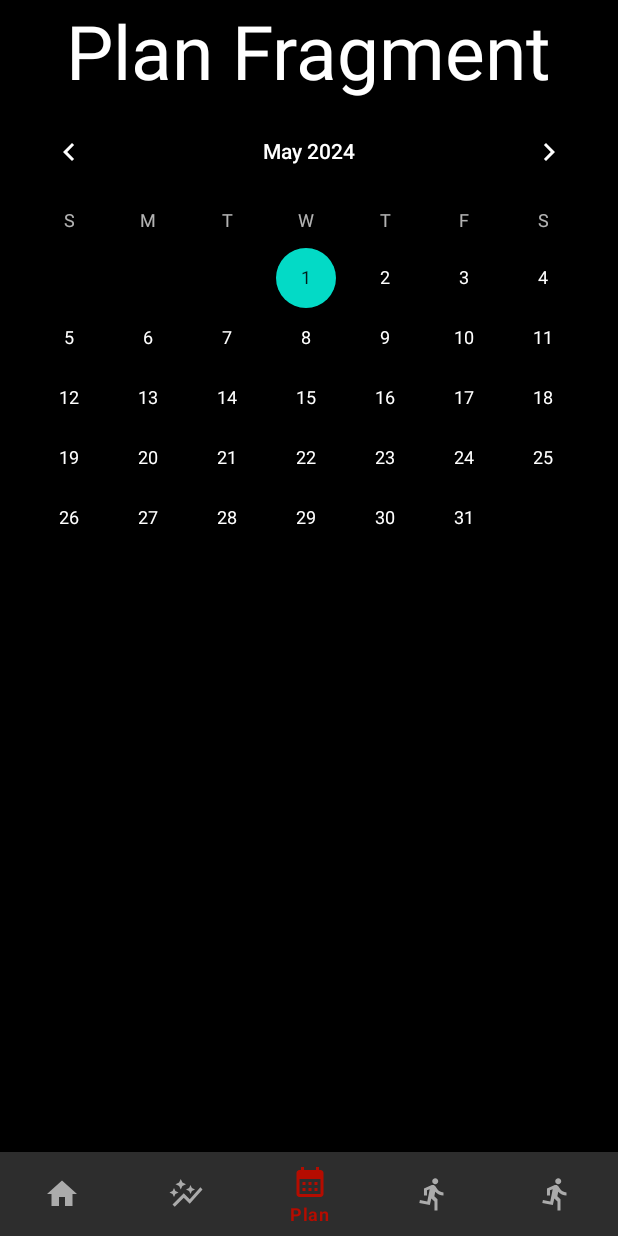
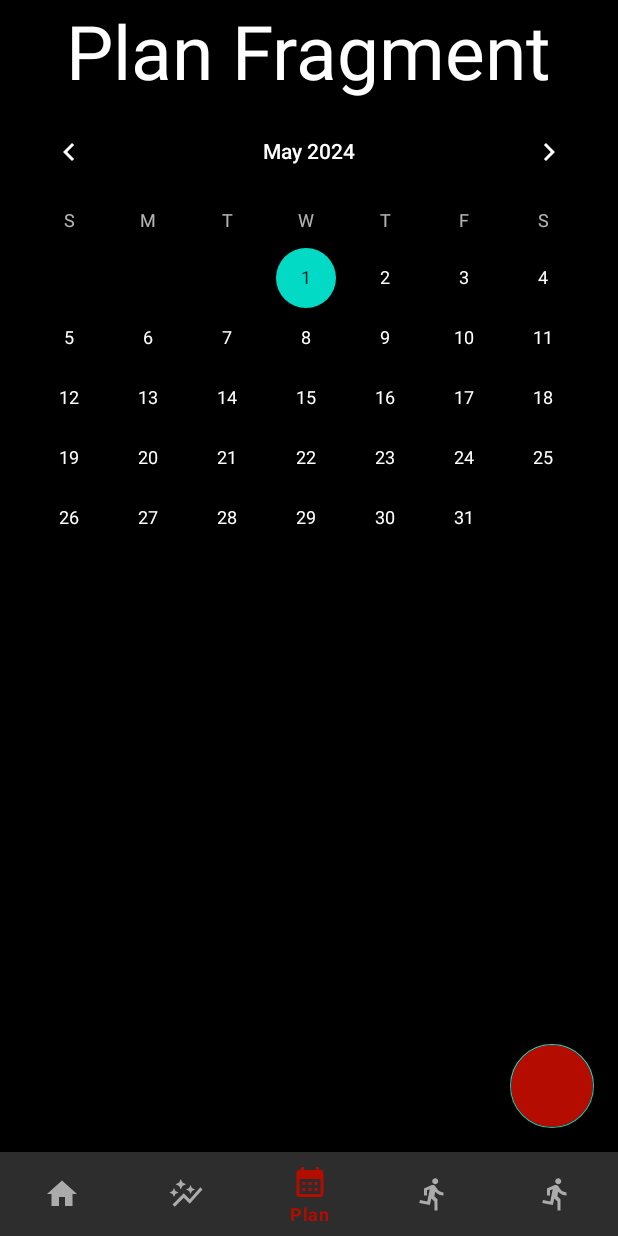
Before and after one commit to apchuhu/FitnessTracker, an Android app: the screen it shows after launch once a user with an empty profile is signed in (MainActivity), item 3 of the bottom bar chosen, on a phone screen of 412 x 824 dp. Run offline under Robolectric (Android 15) with nearby library versions, the phone set to English and light mode, and no system bars; our stand-ins replace Firebase (no records; nobody signed in at launch, a user with empty details on screens opened directly).

Commit message:
Updates PlanFragment
Adds a button where the user can input entries through a popup window.

```diff
--- a/app/src/main/java/com/example/fitnesstracker/PlanFragment.java
+++ b/app/src/main/java/com/example/fitnesstracker/PlanFragment.java
@@ -1,21 +1,30 @@
 package com.example.fitnesstracker;
 
+import android.app.AlertDialog;
+import android.content.DialogInterface;
 import android.os.Bundle;
 
 import androidx.annotation.NonNull;
 import androidx.fragment.app.Fragment;
 
+import android.preference.DialogPreference;
+import android.util.Log;
 import android.view.LayoutInflater;
 import android.view.View;
 import android.view.ViewGroup;
+import android.widget.ArrayAdapter;
 import android.widget.CalendarView;
+import android.widget.EditText;
+import android.widget.ListView;
 import android.widget.Toast;
 
 import java.text.SimpleDateFormat;
+import java.util.ArrayList;
 import java.util.Calendar;
 import java.util.Locale;
 import java.util.SimpleTimeZone;
 
+import com.google.android.material.floatingactionbutton.FloatingActionButton;
 import com.google.firebase.database.DatabaseReference;
 import com.google.firebase.database.FirebaseDatabase;
 
@@ -36,6 +45,10 @@ public class PlanFragment extends Fragment {
     private String mParam2;
     CalendarView calendarView;
     Calendar calendar;
+    private FloatingActionButton floatingActionButton;
+    private ListView entryListView;
+    private ArrayList<String> entryList;
+    private ArrayAdapter<String> entryAdapter;
 
     public PlanFragment() {
         // Required empty public constructor
@@ -74,7 +87,7 @@ public class PlanFragment extends Fragment {
         // Inflate the layout for this fragment
         View view = inflater.inflate(R.layout.fragment_plan, container, false);
 
-
+        //Adds the calendar
         calendarView = view.findViewById(R.id.calendarView);
         calendar = Calendar.getInstance();
         //setDate(2024, 3, 17);
@@ -86,6 +99,21 @@ public class PlanFragment extends Fragment {
                 Toast.makeText(requireContext(), month + 1 + "/" + dayOfMonth + "/" + year, Toast.LENGTH_SHORT).show();
             }
         });
+
+        //Button to create a popup
+        floatingActionButton = view.findViewById(R.id.floatingActionButton);
+        floatingActionButton.setOnClickListener(new View.OnClickListener() {
+            @Override
+            public void onClick(View v) {
+                showAddItem(inflater);
+            }
+        });
+
+        //List view
+        entryList = new ArrayList<>();
+        entryAdapter = new ArrayAdapter<>(requireContext(), android.R.layout.simple_list_item_1, entryList);
+        entryListView = view.findViewById(R.id.entryList);
+        entryListView.setAdapter(entryAdapter);
 
         return view;
     }
@@ -99,7 +127,7 @@ public class PlanFragment extends Fragment {
         calendarView.setDate(millSec);
     }
 
-    public void getDate(){
+    public void getDate() {
         long date = calendarView.getDate();
         SimpleDateFormat simpleDateFormat = new SimpleDateFormat("MM/dd/yy", Locale.getDefault());
         calendar.setTimeInMillis(date);
@@ -107,5 +135,35 @@ public class PlanFragment extends Fragment {
         Toast.makeText(requireContext(), selectDate, Toast.LENGTH_SHORT).show();
     }
 
+    private void showAddItem(LayoutInflater inflater){
+        AlertDialog.Builder builder = new AlertDialog.Builder(requireContext());
+        LayoutInflater popup = requireActivity().getLayoutInflater();
+        View popupView = inflater.inflate(R.layout.add_item, null);
+        final EditText editText = popupView.findViewById(R.id.editEntry);
 
+        builder.setView(popupView).setTitle("Add Entry").
+                setPositiveButton("Add", new DialogInterface.OnClickListener() {
+                    @Override
+                    public void onClick(DialogInterface dialog, int which) {
+                        String entry = editText.getText().toString().trim();
+                        if (!entry.isEmpty()){
+                            entryList.add(entry);
+                            entryAdapter.notifyDataSetChanged();
+                            Toast.makeText(requireContext(), "Entry Added", Toast.LENGTH_SHORT).show();
+                            Log.d("EntryList", "Updated List: " + entryList.toString());
+                            dialog.dismiss();
+                        }
+                        else {
+                            Toast.makeText(requireContext(), "Entry is empty try again.", Toast.LENGTH_SHORT).show();
+                        }
+                    }
+                }).setNegativeButton("Cancel", new DialogInterface.OnClickListener() {
+                    @Override
+                    public void onClick(DialogInterface dialog, int which) {
+                        dialog.cancel();
+                    }
+                });
+        AlertDialog dialog = builder.create();
+        dialog.show();
+    }
 }
--- a/app/src/main/res/layout/fragment_plan.xml
+++ b/app/src/main/res/layout/fragment_plan.xml
@@ -3,11 +3,10 @@
     xmlns:tools="http://schemas.android.com/tools"
     android:layout_width="match_parent"
     android:layout_height="match_parent"
+    android:orientation="vertical"
     android:background="@color/black"
-    android:orientation="vertical"
     tools:context=".PlanFragment">
 
-    <!-- TODO: Update blank fragment layout -->
     <TextView
         android:layout_width="wrap_content"
         android:layout_height="wrap_content"
@@ -20,4 +19,21 @@
         android:layout_width="match_parent"
         android:layout_height="wrap_content" />
 
+    <ListView
+        android:id="@+id/entryList"
+        android:layout_width="match_parent"
+        android:layout_height="0dp"
+        android:layout_weight="1"
+        android:divider="@android:color/transparent"
+        android:dividerHeight="8dp" />
+
+    <com.google.android.material.floatingactionbutton.FloatingActionButton
+        android:id="@+id/floatingActionButton"
+        android:layout_width="wrap_content"
+        android:layout_height="wrap_content"
+        android:layout_gravity="bottom|end"
+        android:layout_margin="16dp"
+        android:backgroundTint="@color/darkRed"
+        android:clickable="true" />
+
 </LinearLayout>
```
Also changed, not shown: app/src/main/res/layout/add_item.xml (added, +14 -0 lines).
